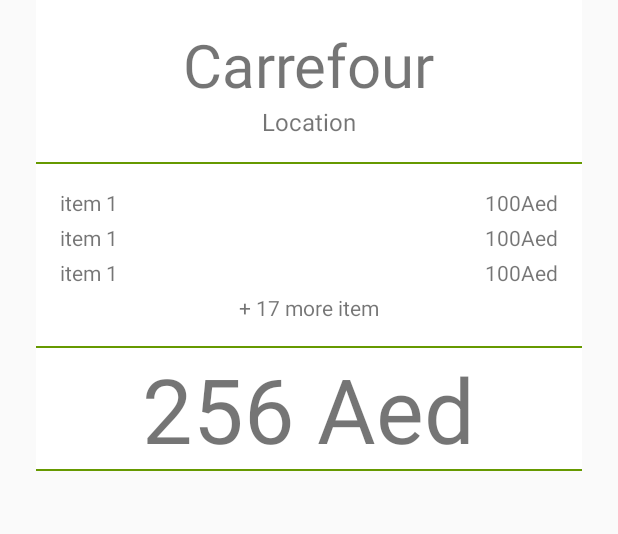
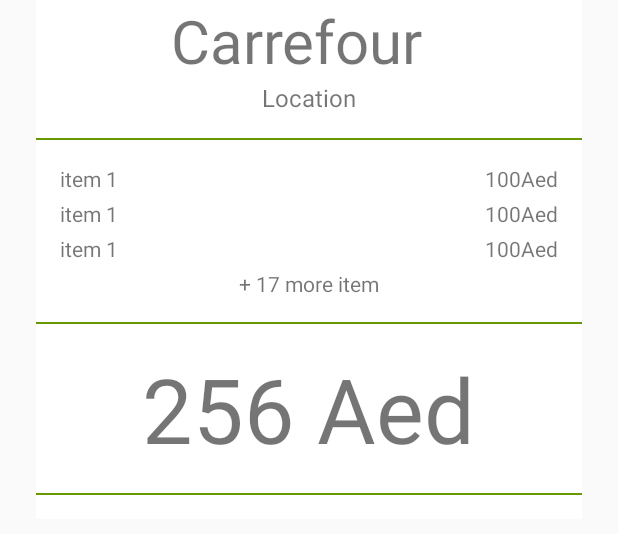
Before and after one commit to RanaAli/Kotlin-Project, an Android app: the layout ticket_view.xml on its own in the app's theme, with its tools: preview values and no code run, on a phone screen of 412 x 824 dp. Shown: the top 534 px of the screen. Run offline under Robolectric (Android 15) with nearby library versions, the phone set to English and light mode, and no system bars; network calls fail.

Commit message:
Fix ticket layout

```diff
--- a/app/build.gradle
+++ b/app/build.gradle
@@ -45,6 +45,8 @@ dependencies {
   compile 'io.reactivex.rxjava2:rxandroid:2.0.1'
   compile 'io.reactivex.rxjava2:rxkotlin:2.1.0'
 
+  compile 'com.github.bumptech.glide:glide:4.0.0-RC0'
+  annotationProcessor 'com.github.bumptech.glide:compiler:4.0.0-RC0'
 
 
 }
--- a/app/src/main/java/com/project/iris/ui/home/ZoomOutPageTransformer.kt
+++ b/app/src/main/java/com/project/iris/ui/home/ZoomOutPageTransformer.kt
@@ -34,7 +34,7 @@ class ZoomOutPageTransformer : ViewPager.PageTransformer {
                 page.setScaleY(scaleFactor)
 
                 // Fade the page relative to its size.
-                page.alpha = (MIN_ALPHA + (scaleFactor - MIN_SCALE) / (1 - MIN_SCALE) * (1 - MIN_ALPHA))
+//                page.alpha = (MIN_ALPHA + (scaleFactor - MIN_SCALE) / (1 - MIN_SCALE) * (1 - MIN_ALPHA))
 
             } else { // (1,+Infinity]
                 // This page is way off-screen to the right.
--- a/app/src/main/res/layout/ticket_view.xml
+++ b/app/src/main/res/layout/ticket_view.xml
@@ -21,23 +21,40 @@
         android:layout_height="wrap_content"
         android:gravity="center"
         android:orientation="vertical"
-        android:padding="@dimen/padding16"
+        android:paddingLeft="@dimen/padding16"
+        android:paddingRight="@dimen/padding16"
         >
 
-      <TextView
-          android:id="@+id/receiptStoreNameTextView"
+      <LinearLayout
           android:layout_width="wrap_content"
           android:layout_height="wrap_content"
-          tools:text="Carrefour"
-          android:textSize="40sp"
-          />
+          android:gravity="center_vertical"
+          android:orientation="horizontal"
+          >
+        <TextView
+            android:id="@+id/receiptStoreNameTextView"
+            android:layout_width="wrap_content"
+            android:layout_height="wrap_content"
+            android:layout_marginRight="16dp"
+            android:textSize="40sp"
+            tools:text="Carrefour"
+            />
+
+        <ImageView
+            android:id="@+id/receiptStoreLogoImageView"
+            android:layout_width="wrap_content"
+            android:layout_height="wrap_content"
+            android:maxHeight="50dp"
+            android:maxWidth="50dp"
+            />
+      </LinearLayout>
 
       <TextView
           android:id="@+id/receiptStoreLocationTextView"
           android:layout_width="wrap_content"
           android:layout_height="wrap_content"
+          android:textSize="16sp"
           tools:text="Location"
-          android:textSize="16sp"
           />
 
     </LinearLayout>
@@ -45,14 +62,17 @@
     <View
         android:layout_width="match_parent"
         android:layout_height="1dp"
+        android:layout_marginBottom="@dimen/padding16"
+        android:layout_marginTop="@dimen/padding16"
         android:background="@android:color/holo_green_dark"
         />
 
     <LinearLayout
         android:layout_width="match_parent"
         android:layout_height="wrap_content"
+        android:paddingLeft="@dimen/padding16"
+        android:paddingRight="@dimen/padding16"
         android:orientation="vertical"
-        android:padding="@dimen/padding16"
         >
 
       <RelativeLayout
@@ -144,6 +164,8 @@
     <View
         android:layout_width="match_parent"
         android:layout_height="1dp"
+        android:layout_marginBottom="@dimen/padding16"
+        android:layout_marginTop="@dimen/padding16"
         android:background="@android:color/holo_green_dark"
         />
 
@@ -152,13 +174,15 @@
         android:layout_width="wrap_content"
         android:layout_height="wrap_content"
         android:layout_gravity="center"
+        android:textSize="60sp"
         tools:text="256 Aed"
-        android:textSize="60sp"
         />
 
     <View
         android:layout_width="match_parent"
         android:layout_height="1dp"
+        android:layout_marginBottom="@dimen/padding16"
+        android:layout_marginTop="@dimen/padding16"
         android:background="@android:color/holo_green_dark"
         />
 
```
Also changed, not shown: app/src/main/java/com/project/iris/customViews/TicketView.kt (+9 -1 lines), app/src/main/java/com/project/iris/utils/ImageHelper.kt (added, +24 -0 lines).
